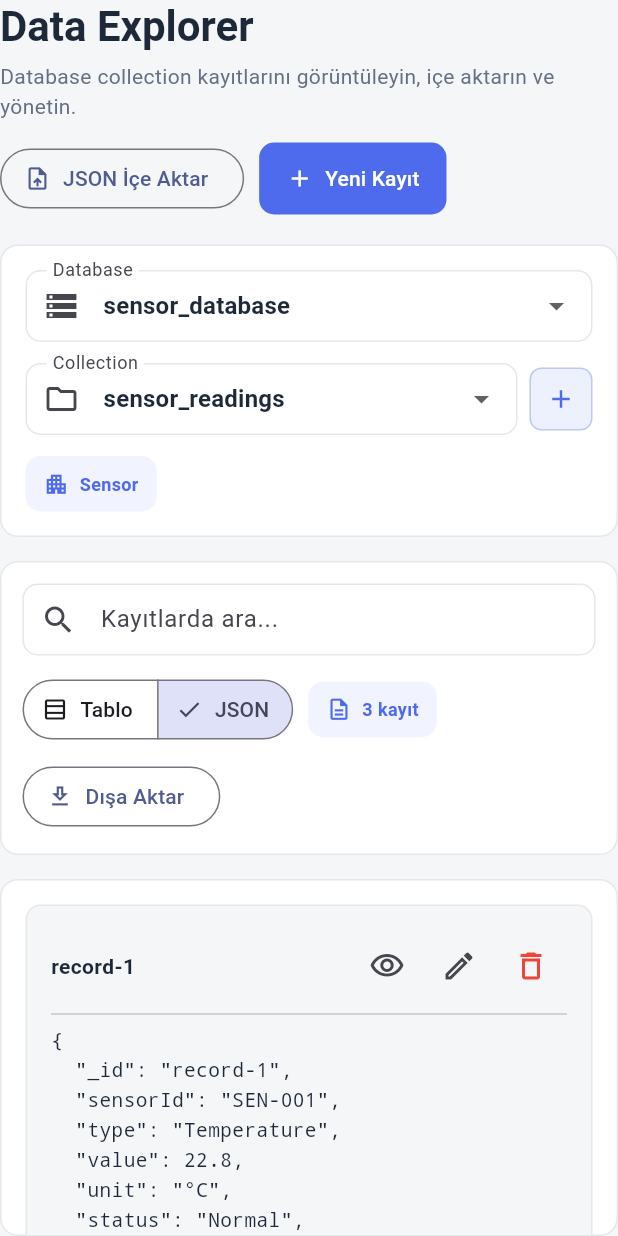
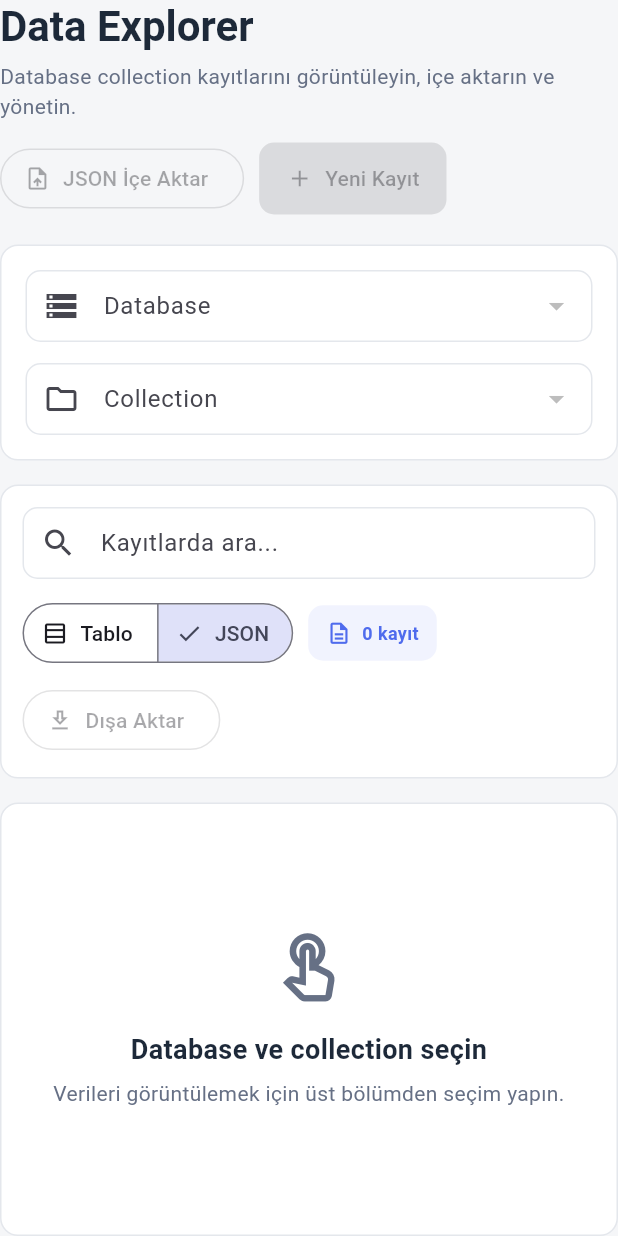
Before and after one commit to hsrknckc/DBMS-FrontEnd, a Flutter app: the DataExplorerPage widget shown alone on an empty page, opened directly with empty values, after a tap on "JSON", on a phone screen of 412 x 824 dp. Run offline on Flutter 3.47's test engine with Material 3 defaults, Android fonts, the phone set to English and light mode, and no system bars; our stand-ins replace dio, file_picker, flutter_riverpod; accounts and stored records are empty; Roboto replaces fonts that are missing (Arial).

Commit message:
Remove mock fallback arrays to ensure pure TCP server data rendering

```diff
--- a/lib/features/data_explorer/data_explorer_page.dart
+++ b/lib/features/data_explorer/data_explorer_page.dart
@@ -43,142 +43,11 @@ class _DataExplorerPageState
   bool _showJsonView = false;
   bool _isImporting = false;
 
-  final List<_ExplorerDatabase> _databases = [
-    _ExplorerDatabase(
-      id: 'db-1',
-      name: 'sensor_database',
-      department: 'Sensor',
-      collections: [
-        'sensor_readings',
-        'sensor_status',
-        'device_logs',
-      ],
-    ),
-    _ExplorerDatabase(
-      id: 'db-2',
-      name: 'signal_database',
-      department: 'Signal',
-      collections: [
-        'signal_records',
-        'signal_analysis',
-      ],
-    ),
-    _ExplorerDatabase(
-      id: 'db-3',
-      name: 'acoustic_database',
-      department: 'Acoustic',
-      collections: [
-        'acoustic_samples',
-        'analysis_results',
-      ],
-    ),
-    _ExplorerDatabase(
-      id: 'db-4',
-      name: 'sonar_archive',
-      department: 'Sonar',
-      collections: [
-        'sonar_contacts',
-        'archived_scans',
-      ],
-    ),
-  ];
-
-  final List<DataRecord> _records = [
-    DataRecord(
-      id: 'record-1',
-      databaseId: 'db-1',
-      collectionName: 'sensor_readings',
-      data: {
-        'sensorId': 'SEN-001',
-        'type': 'Temperature',
-        'value': 22.8,
-        'unit': '°C',
-        'status': 'Normal',
-        'timestamp': '2026-07-16 08:30',
-      },
-      createdAt: DateTime(2026, 7, 16, 8, 30),
-      updatedAt: DateTime(2026, 7, 16, 8, 30),
-    ),
-    DataRecord(
-      id: 'record-2',
-      databaseId: 'db-1',
-      collectionName: 'sensor_readings',
-      data: {
-        'sensorId': 'SEN-002',
-        'type': 'Pressure',
-        'value': 101.7,
-        'unit': 'kPa',
-        'status': 'Normal',
-        'timestamp': '2026-07-16 08:32',
-      },
-      createdAt: DateTime(2026, 7, 16, 8, 32),
-      updatedAt: DateTime(2026, 7, 16, 8, 32),
-    ),
-    DataRecord(
-      id: 'record-3',
-      databaseId: 'db-1',
-      collectionName: 'sensor_readings',
-      data: {
-        'sensorId': 'SEN-003',
-        'type': 'Humidity',
-        'value': 67,
-        'unit': '%',
-        'status': 'Warning',
-        'timestamp': '2026-07-16 08:35',
-      },
-      createdAt: DateTime(2026, 7, 16, 8, 35),
-      updatedAt: DateTime(2026, 7, 16, 8, 35),
-    ),
-    DataRecord(
-      id: 'record-4',
-      databaseId: 'db-1',
-      collectionName: 'sensor_status',
-      data: {
-        'sensorId': 'SEN-001',
-        'online': true,
-        'battery': 84,
-        'location': 'Test Area A',
-        'lastConnection': '2026-07-16 08:40',
-      },
-      createdAt: DateTime(2026, 7, 16, 8, 40),
-      updatedAt: DateTime(2026, 7, 16, 8, 40),
-    ),
-    DataRecord(
-      id: 'record-5',
-      databaseId: 'db-2',
-      collectionName: 'signal_records',
-      data: {
-        'signalId': 'SIG-101',
-        'frequency': 1250,
-        'amplitude': 0.82,
-        'classification': 'Unknown',
-        'timestamp': '2026-07-16 07:55',
-      },
-      createdAt: DateTime(2026, 7, 16, 7, 55),
-      updatedAt: DateTime(2026, 7, 16, 7, 55),
-    ),
-    DataRecord(
-      id: 'record-6',
-      databaseId: 'db-3',
-      collectionName: 'acoustic_samples',
-      data: {
-        'sampleId': 'AC-550',
-        'frequency': 620,
-        'duration': 4.5,
-        'confidence': 0.91,
-        'classification': 'Marine Object',
-      },
-      createdAt: DateTime(2026, 7, 15, 18, 20),
-      updatedAt: DateTime(2026, 7, 15, 18, 20),
-    ),
-  ];
-
   List<_ExplorerDatabase> get _visibleDatabases {
     final dbAsync = ref.watch(databasesProvider);
     final serverDbs = dbAsync.valueOrNull ?? [];
 
-    final List<_ExplorerDatabase> sourceList = serverDbs.isNotEmpty
-        ? serverDbs.map((db) => _ExplorerDatabase(
+    final List<_ExplorerDatabase> sourceList = serverDbs.map((db) => _ExplorerDatabase(
           id: db.id,
           name: db.name,
           department: db.department,
@@ -189,8 +58,7 @@ class _DataExplorerPageState
             'signal_records',
             'acoustic_samples',
           ],
-            )).toList()
-        : _databases;
+        )).toList();
 
     if (widget.currentUser.isSuperAdmin) {
       return sourceList;
@@ -241,24 +109,12 @@ class _DataExplorerPageState
     }
 
     final recordsAsync = ref.watch(dataExplorerProvider);
-    final serverRecords = recordsAsync.valueOrNull ?? [];
-
-    final List<DataRecord> sourceRecords =
-        (serverRecords.isNotEmpty || recordsAsync.isLoading)
-            ? serverRecords
-            : _records;
+    final sourceRecords = recordsAsync.valueOrNull ?? [];
 
     final query =
         _searchController.text.trim().toLowerCase();
 
     return sourceRecords.where((record) {
-      if (sourceRecords == _records) {
-        final belongsToSelection =
-            record.databaseId == databaseId &&
-            record.collectionName == collectionName;
-        if (!belongsToSelection) return false;
-      }
-
       if (query.isEmpty) {
         return true;
       }
@@ -1321,9 +1177,9 @@ class _DataExplorerPageState
     );
   }
 
-  void _importDocuments(
+  Future<void> _importDocuments(
     List<Map<String, dynamic>> documents,
-  ) {
+  ) async {
     final databaseId = _selectedDatabaseId;
     final collectionName = _selectedCollection;
 
@@ -1363,9 +1219,23 @@ class _DataExplorerPageState
       );
     }
 
-    setState(() {
-      _records.addAll(importedRecords);
-    });
+    if (importedRecords.isNotEmpty) {
+      final dataList = importedRecords.map((r) => r.data).toList();
+      try {
+        await ref.read(dataExplorerProvider.notifier).importRecords(dataList);
+        if (mounted) {
+          ScaffoldMessenger.of(context).showSnackBar(
+            SnackBar(content: Text('${importedRecords.length} kayıt içe aktarıldı.')),
+          );
+        }
+      } catch (e) {
+        if (mounted) {
+          ScaffoldMessenger.of(context).showSnackBar(
+            SnackBar(content: Text('İçe aktarma hatası: $e')),
+          );
+        }
+      }
+    }
   }
 
   String? _extractMongoDocumentId(dynamic idValue) {
@@ -1394,7 +1264,7 @@ class _DataExplorerPageState
 
   Future<void> _showCreateRecordDialog() async {
     final existingKeys = <String>{};
-    for (var r in _records.where((r) => r.databaseId == _selectedDatabaseId && r.collectionName == _selectedCollection)) {
+    for (var r in _filteredRecords) {
       existingKeys.addAll(r.data.keys);
     }
 
@@ -1416,32 +1286,20 @@ class _DataExplorerPageState
       return;
     }
 
-    final now = DateTime.now();
-
-    setState(() {
-      _records.add(
-        DataRecord(
-          id: 'record-${now.millisecondsSinceEpoch}',
-          databaseId: _selectedDatabaseId!,
-          collectionName: _selectedCollection!,
-          data: result,
-          createdAt: now,
-          updatedAt: now,
-        ),
-      );
-    });
-
-    if (!mounted) {
-      return;
-    }
-
+    try {
+      await ref.read(dataExplorerProvider.notifier).createRecord(result);
+      if (mounted) {
         ScaffoldMessenger.of(context).showSnackBar(
-      const SnackBar(
-        content: Text(
-          'Yeni kayıt oluşturuldu.',
-        ),
-      ),
-    );
+          const SnackBar(content: Text('Yeni kayıt oluşturuldu.')),
+        );
+      }
+    } catch (e) {
+      if (mounted) {
+        ScaffoldMessenger.of(context).showSnackBar(
+          SnackBar(content: Text('Hata: $e')),
+        );
+      }
+    }
   }
 
   Future<void> _showEditRecordDialog(
@@ -1457,20 +1315,24 @@ class _DataExplorerPageState
       return;
     }
 
-    final index = _records.indexWhere(
-      (item) => item.id == record.id,
-    );
-
-    if (index == -1) {
-      return;
-    }
-
-    setState(() {
-      _records[index] = record.copyWith(
+    try {
+      final updatedRecord = record.copyWith(
         data: result,
         updatedAt: DateTime.now(),
       );
-    });
+      await ref.read(dataExplorerProvider.notifier).updateRecord(updatedRecord);
+      if (mounted) {
+        ScaffoldMessenger.of(context).showSnackBar(
+          const SnackBar(content: Text('Kayıt güncellendi.')),
+        );
+      }
+    } catch (e) {
+      if (mounted) {
+        ScaffoldMessenger.of(context).showSnackBar(
+          SnackBar(content: Text('Hata: $e')),
+        );
+      }
+    }
   }
 
   Future<Map<String, dynamic>?> _showRecordEditorDialog({
@@ -1783,11 +1645,20 @@ class _DataExplorerPageState
       return;
     }
 
-    setState(() {
-      _records.removeWhere(
-        (item) => item.id == record.id,
-      );
-    });
+    try {
+      await ref.read(dataExplorerProvider.notifier).deleteRecord(record.id);
+      if (mounted) {
+        ScaffoldMessenger.of(context).showSnackBar(
+          const SnackBar(content: Text('Kayıt silindi.')),
+        );
+      }
+    } catch (e) {
+      if (mounted) {
+        ScaffoldMessenger.of(context).showSnackBar(
+          SnackBar(content: Text('Hata: $e')),
+        );
+      }
+    }
   }
 
   Future<void> _showRecordDetails(
```
Lines whose indentation alone changed are shown as unchanged.
